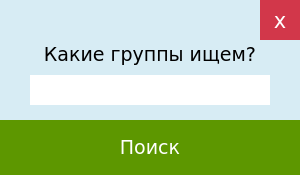
Before: the Qt Designer form find.ui in TarkvinAktus/python-standalone-vk-msg-sender-, drawn with Qt 5.
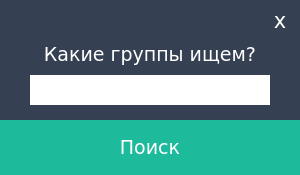
After: the same form once the commit is applied.

The edit to the form file:
```diff
--- a/find.ui
+++ b/find.ui
@@ -46,8 +46,8 @@
    <bool>false</bool>
   </property>
   <property name="styleSheet">
-   <string notr="true">QDialog{
-	background-color:#d7ecf4;
+   <string notr="true">QWidget{
+	background-color:#354052
 }</string>
   </property>
   <property name="sizeGripEnabled">
@@ -80,9 +80,9 @@
       <colorrole role="Button">
        <brush brushstyle="SolidPattern">
         <color alpha="255">
-         <red>93</red>
-         <green>151</green>
-         <blue>0</blue>
+         <red>29</red>
+         <green>186</green>
+         <blue>155</blue>
         </color>
        </brush>
       </colorrole>
@@ -116,18 +116,18 @@
       <colorrole role="Base">
        <brush brushstyle="SolidPattern">
         <color alpha="255">
-         <red>93</red>
-         <green>151</green>
-         <blue>0</blue>
+         <red>29</red>
+         <green>186</green>
+         <blue>155</blue>
         </color>
        </brush>
       </colorrole>
       <colorrole role="Window">
        <brush brushstyle="SolidPattern">
         <color alpha="255">
-         <red>93</red>
-         <green>151</green>
-         <blue>0</blue>
+         <red>29</red>
+         <green>186</green>
+         <blue>155</blue>
         </color>
        </brush>
       </colorrole>
@@ -145,9 +145,9 @@
       <colorrole role="Button">
        <brush brushstyle="SolidPattern">
         <color alpha="255">
-         <red>93</red>
-         <green>151</green>
-         <blue>0</blue>
+         <red>29</red>
+         <green>186</green>
+         <blue>155</blue>
         </color>
        </brush>
       </colorrole>
@@ -181,18 +181,18 @@
       <colorrole role="Base">
        <brush brushstyle="SolidPattern">
         <color alpha="255">
-         <red>93</red>
-         <green>151</green>
-         <blue>0</blue>
+         <red>29</red>
+         <green>186</green>
+         <blue>155</blue>
         </color>
        </brush>
       </colorrole>
       <colorrole role="Window">
        <brush brushstyle="SolidPattern">
         <color alpha="255">
-         <red>93</red>
-         <green>151</green>
-         <blue>0</blue>
+         <red>29</red>
+         <green>186</green>
+         <blue>155</blue>
         </color>
        </brush>
       </colorrole>
@@ -210,9 +210,9 @@
       <colorrole role="Button">
        <brush brushstyle="SolidPattern">
         <color alpha="255">
-         <red>93</red>
-         <green>151</green>
-         <blue>0</blue>
+         <red>29</red>
+         <green>186</green>
+         <blue>155</blue>
         </color>
        </brush>
       </colorrole>
@@ -246,18 +246,18 @@
       <colorrole role="Base">
        <brush brushstyle="SolidPattern">
         <color alpha="255">
-         <red>93</red>
-         <green>151</green>
-         <blue>0</blue>
+         <red>29</red>
+         <green>186</green>
+         <blue>155</blue>
         </color>
        </brush>
       </colorrole>
       <colorrole role="Window">
        <brush brushstyle="SolidPattern">
         <color alpha="255">
-         <red>93</red>
-         <green>151</green>
-         <blue>0</blue>
+         <red>29</red>
+         <green>186</green>
+         <blue>155</blue>
         </color>
        </brush>
       </colorrole>
@@ -284,7 +284,7 @@
    <property name="styleSheet">
     <string notr="true">QPushButton{
 	color:white;
-	background-color:#5d9700;
+	background-color:#1dba9b;
 	border:none;
 }
 QPushButton:hover{
@@ -351,7 +351,9 @@
     </font>
    </property>
    <property name="styleSheet">
-    <string notr="true"/>
+    <string notr="true">QWidget{
+	color: white
+}</string>
    </property>
    <property name="text">
     <string>Какие группы ищем?</string>
@@ -386,8 +388,8 @@
    <property name="styleSheet">
     <string notr="true">QPushButton {	
 padding-bottom: 0.4em;
-background-color:#d2374a;
-color:white;
+background-color:#354052;
+color: white;
 border:none;	
 }
 QPushButton:hover {
```
Left out of the diff: 5 changed lines with no effect on the pictures.
